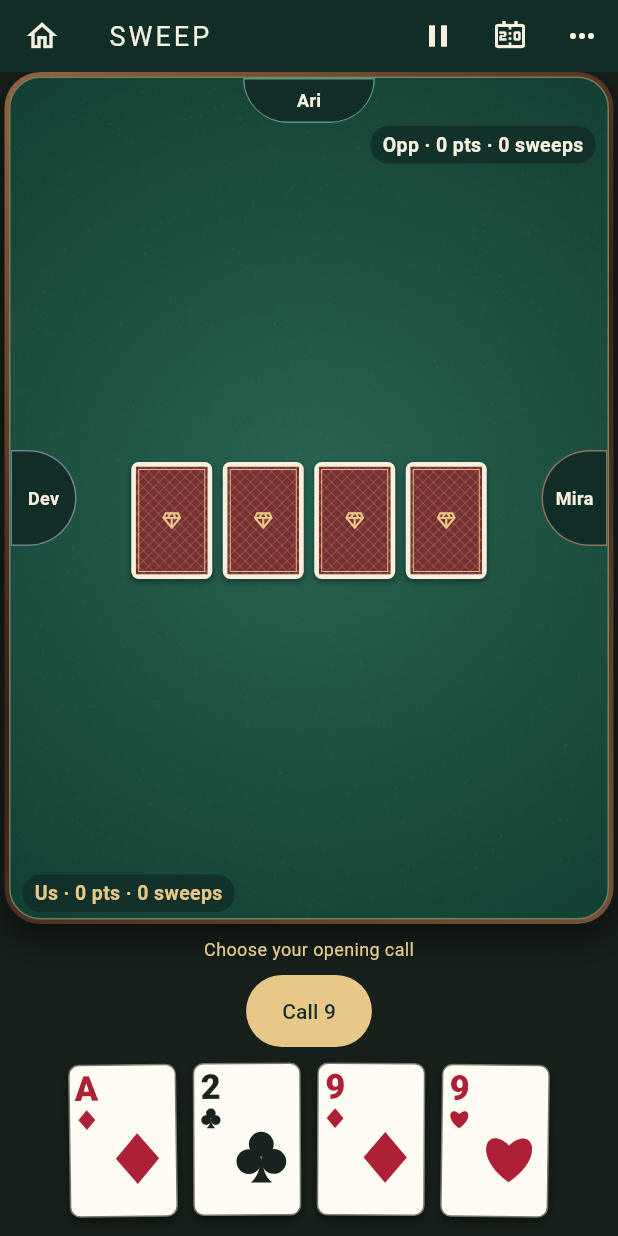
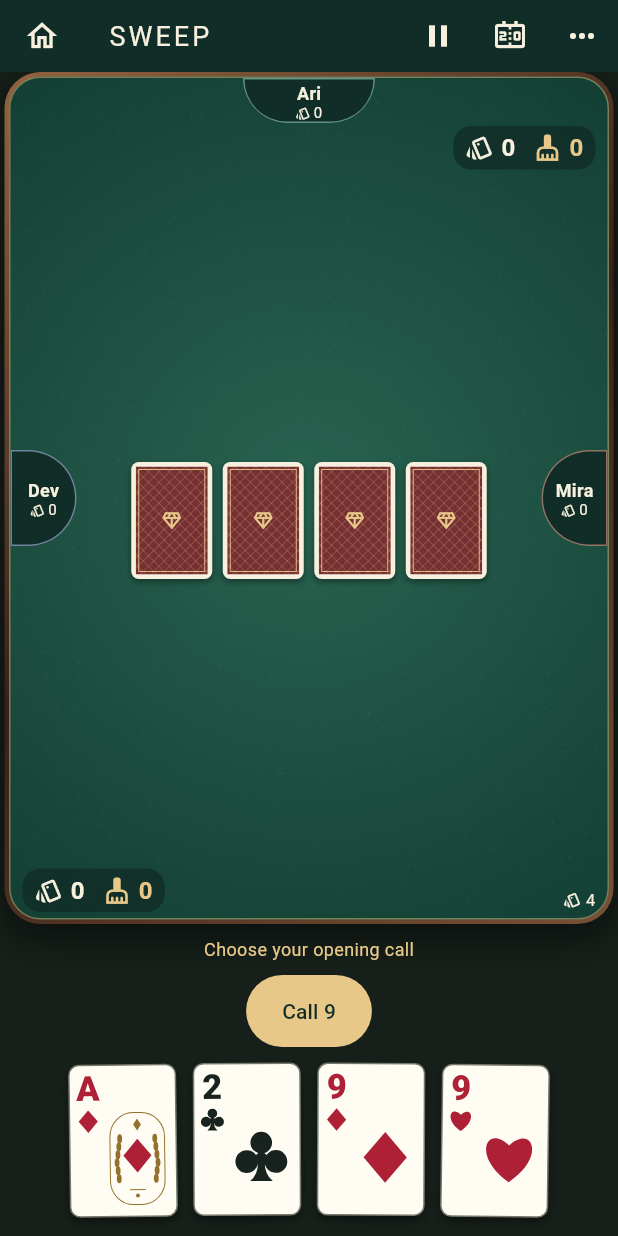
Before and after one commit to SirfCode/Sweep, a Flutter app: the screen it shows after launch, after a tap on "New game", on a phone screen of 412 x 824 dp. Run offline on Flutter 3.47's test engine with Material 3 defaults, Android fonts, the phone set to English and light mode, and no system bars; our stand-ins replace shared_preferences; Roboto replaces fonts that are missing (Georgia).

Commit message:
Release v0.5.0 free guest play with designer cards

```diff
--- a/lib/main.dart
+++ b/lib/main.dart
@@ -497,7 +497,7 @@ class _SweepScreenState extends State<SweepScreen>
                         child: const Text('New game')),
                     const SizedBox(height: 16),
                     const Text(
-                        'Choose a card. Light up the table.\nYour seat is waiting. • v0.4',
+                        'Choose a card. Light up the table.\nYour seat is waiting. • v0.5',
                         textAlign: TextAlign.center,
                         style: TextStyle(
                             fontSize: 13, height: 1.5, color: Colors.white60))
--- a/lib/table_art.dart
+++ b/lib/table_art.dart
@@ -37,24 +37,29 @@ class SuitPainter extends CustomPainter {
         path.cubicTo(92, -15, 120, 45, 50, 93);
         path.close();
       case 3:
-        path.moveTo(50, 3);
-        path.cubicTo(30, 30, -10, 58, 18, 76);
-        path.cubicTo(30, 84, 43, 72, 50, 65);
-        path.cubicTo(57, 72, 70, 84, 82, 76);
-        path.cubicTo(110, 58, 70, 30, 50, 3);
+        // A narrow spear silhouette contrasts with the club's round lobes.
+        path.moveTo(50, 1);
+        path.cubicTo(43, 23, 15, 44, 15, 60);
+        path.cubicTo(15, 78, 38, 81, 50, 65);
+        path.cubicTo(62, 81, 85, 78, 85, 60);
+        path.cubicTo(85, 44, 57, 23, 50, 1);
         path.close();
-        path.moveTo(50, 55);
-        path.quadraticBezierTo(48, 85, 32, 97);
-        path.lineTo(68, 97);
-        path.quadraticBezierTo(52, 85, 50, 55);
+        path.moveTo(46, 64);
+        path.quadraticBezierTo(46, 86, 38, 98);
+        path.lineTo(62, 98);
+        path.quadraticBezierTo(54, 86, 54, 64);
+        path.close();
       default:
-        canvas.drawCircle(const Offset(50, 26), 23, p);
-        canvas.drawCircle(const Offset(27, 58), 23, p);
-        canvas.drawCircle(const Offset(73, 58), 23, p);
-        path.moveTo(50, 45);
-        path.quadraticBezierTo(48, 84, 30, 97);
-        path.lineTo(70, 97);
-        path.quadraticBezierTo(52, 84, 50, 45);
+        // Deep open notches preserve three distinct circles at corner size.
+        canvas.drawCircle(const Offset(50, 23), 20, p);
+        canvas.drawCircle(const Offset(23, 58), 21, p);
+        canvas.drawCircle(const Offset(77, 58), 21, p);
+        canvas.drawCircle(const Offset(50, 53), 12, p);
+        path.moveTo(44, 57);
+        path.quadraticBezierTo(44, 83, 29, 94);
+        path.lineTo(71, 94);
+        path.quadraticBezierTo(56, 83, 56, 57);
+        path.close();
     }
     canvas.drawPath(path, p);
     canvas.restore();
@@ -138,7 +143,7 @@ class CardFace extends StatelessWidget {
                             ),
                           ),
                           const SizedBox(height: 2),
-                          symbol(large ? 14 : 11),
+                          symbol(large ? 16 : 12),
                         ],
                       ),
                     ),
@@ -146,25 +151,13 @@ class CardFace extends StatelessWidget {
                       left: large ? 19 : 15,
                       top: large ? 24 : 19,
                       child: Center(
-                        child: rank <= 10
+                        child: rank > 1 && rank <= 10
                             ? symbol(large ? 36 : 26)
-                            : Column(
-                                mainAxisSize: MainAxisSize.min,
-                                children: [
-                                  Icon(Icons.workspace_premium,
-                                      color: const Color(0xFF94702E),
-                                      size: large ? 19 : 13),
-                                  symbol(large ? 25 : 18),
-                                  Text(
-                                    '$rank',
-                                    style: TextStyle(
-                                      color: color,
-                                      fontSize: large ? 14 : 11,
-                                      fontWeight: FontWeight.w800,
-                                      height: 1.15,
-                                    ),
-                                  ),
-                                ],
+                            : SizedBox(
+                                width: large ? 39 : 28,
+                                height: large ? 64 : 46,
+                                child: CustomPaint(
+                                    painter: RoyalPainter(rank, suit, color)),
                               ),
                       ),
                     ),
@@ -177,6 +170,152 @@ class CardFace extends StatelessWidget {
       ),
     );
   }
+}
+
+/// Compact vector engravings remain sharp when table cards are enlarged.
+class RoyalPainter extends CustomPainter {
+  final int rank, suit;
+  final Color color;
+  const RoyalPainter(this.rank, this.suit, this.color);
+  @override
+  void paint(Canvas canvas, Size size) {
+    canvas.save();
+    canvas.scale(size.width / 60, size.height / 96);
+    final gilt = Paint()..color = const Color(0xFF94702E);
+    final dark = Paint()..color = color;
+    final paper = Paint()..color = cream;
+    final line = Paint()
+      ..color = const Color(0xFF94702E)
+      ..style = PaintingStyle.stroke
+      ..strokeWidth = 1;
+    void shape(List<Offset> points, Paint paint) {
+      canvas.drawPath(Path()..addPolygon(points, true), paint);
+    }
+
+    void suitAt(double x, double y, double extent) {
+      canvas.save();
+      canvas.translate(x, y);
+      SuitPainter(suit, color).paint(canvas, Size.square(extent));
+      canvas.restore();
+    }
+
+    canvas.drawRRect(
+        RRect.fromRectAndRadius(
+            const Rect.fromLTWH(2, 2, 56, 92), const Radius.circular(24)),
+        line);
+    if (rank == 1) {
+      for (final side in [-1, 1]) {
+        for (var i = 0; i < 6; i++) {
+          final y = 28.0 + i * 8;
+          canvas.drawOval(
+              Rect.fromCenter(
+                  center: Offset(30.0 + side * (21 - (i - 3).abs()), y),
+                  width: 5,
+                  height: 9),
+              gilt);
+        }
+      }
+      suitAt(12, 27, 36);
+      shape(
+          const [Offset(30, 8), Offset(34, 14), Offset(30, 20), Offset(26, 14)],
+          gilt);
+      canvas.drawLine(const Offset(22, 79), const Offset(38, 79), line);
+      canvas.drawCircle(const Offset(30, 85), 2, gilt);
+    } else {
+      // Mantle, contrasting lapels and engraved gold seams.
+      shape(const [
+        Offset(7, 78),
+        Offset(13, 58),
+        Offset(25, 52),
+        Offset(36, 52),
+        Offset(49, 61),
+        Offset(54, 78)
+      ], dark);
+      shape(const [
+        Offset(17, 58),
+        Offset(30, 77),
+        Offset(42, 58),
+        Offset(34, 55),
+        Offset(27, 55)
+      ], gilt);
+      for (var i = 0; i < 4; i++) {
+        canvas.drawLine(
+            Offset(12.0 + i * 3, 65), Offset(10.0 + i * 3, 76), line);
+        canvas.drawLine(
+            Offset(42.0 + i * 3, 65), Offset(44.0 + i * 3, 76), line);
+      }
+      canvas.drawOval(const Rect.fromLTWH(15, 22, 31, 39), dark);
+      canvas.drawOval(const Rect.fromLTWH(22, 26, 20, 29), paper);
+      canvas.drawLine(const Offset(25, 36), const Offset(30, 36), line);
+      canvas.drawLine(const Offset(35, 36), const Offset(39, 36), line);
+      canvas.drawPath(
+          Path()
+            ..moveTo(33, 37)
+            ..lineTo(31, 43)
+            ..lineTo(35, 43),
+          line);
+      canvas.drawLine(const Offset(29, 48), const Offset(36, 48), line);
+      if (rank == 13) {
+        shape(const [
+          Offset(22, 45),
+          Offset(30, 50),
+          Offset(41, 44),
+          Offset(38, 57),
+          Offset(31, 64),
+          Offset(24, 57)
+        ], dark);
+        for (var i = 0; i < 3; i++) {
+          canvas.drawLine(
+              Offset(27.0 + i * 4, 52), Offset(30.0 + i * 2, 59), line);
+        }
+      }
+      if (rank == 11) {
+        canvas.drawOval(const Rect.fromLTWH(12, 19, 35, 10), dark);
+        shape(const [
+          Offset(18, 24),
+          Offset(20, 14),
+          Offset(35, 12),
+          Offset(42, 24)
+        ], dark);
+        canvas.drawOval(const Rect.fromLTWH(39, 3, 7, 20), gilt);
+        canvas.drawLine(const Offset(40, 23), const Offset(44, 5), line);
+      } else {
+        shape(const [
+          Offset(19, 26),
+          Offset(16, 12),
+          Offset(25, 18),
+          Offset(31, 7),
+          Offset(37, 18),
+          Offset(46, 12),
+          Offset(42, 26)
+        ], gilt);
+        canvas.drawCircle(const Offset(31, 20), 2.5, dark);
+        if (rank == 12) {
+          canvas.drawCircle(const Offset(20, 44), 2.5, gilt);
+          canvas.drawCircle(const Offset(43, 44), 2.5, gilt);
+        }
+      }
+      suitAt(5, 80, 11);
+      final label = TextPainter(
+          text: TextSpan(
+              text: '$rank',
+              style: TextStyle(
+                  color: color,
+                  fontFamily: 'Georgia',
+                  fontSize: 13,
+                  fontWeight: FontWeight.bold)),
+          textDirection: TextDirection.ltr)
+        ..layout();
+      label.paint(canvas, Offset(32 - label.width / 2, 79));
+    }
+    canvas.restore();
+  }
+
+  @override
+  bool shouldRepaint(RoyalPainter oldDelegate) =>
+      oldDelegate.rank != rank ||
+      oldDelegate.suit != suit ||
+      oldDelegate.color != color;
 }
 
 class CardBack extends StatelessWidget {
@@ -271,11 +410,24 @@ class PlayerSeat extends StatelessWidget {
                           ]
                         : []),
                 alignment: Alignment.center,
-                child: Text(seatNames[seat],
-                    style: TextStyle(
-                        fontSize: 12,
-                        color: active ? ink : cream,
-                        fontWeight: FontWeight.w600)))));
+                child: Column(mainAxisSize: MainAxisSize.min, children: [
+                  Text(seatNames[seat],
+                      style: TextStyle(
+                          fontSize: 12,
+                          color: active ? ink : cream,
+                          fontWeight: FontWeight.w600)),
+                  Row(mainAxisSize: MainAxisSize.min, children: [
+                    Icon(Icons.style_outlined,
+                        size: 10, color: active ? ink : cream),
+                    const SizedBox(width: 2),
+                    Text('$count',
+                        key: Key('cards-left-$seat'),
+                        style: TextStyle(
+                            fontSize: 10,
+                            height: 1,
+                            color: active ? ink : cream)),
+                  ]),
+                ]))));
   }
 }
 
--- a/lib/table_view.dart
+++ b/lib/table_view.dart
@@ -119,12 +119,24 @@ extension _TableView on _SweepScreenState {
           color: ink.withValues(alpha: .85),
           borderRadius: BorderRadius.circular(12),
         ),
-        child: Text(
-          '${team == 0 ? 'Us' : 'Opp'} · ${g.score(team).cardPoints} pts · ${g.sweeps[team].length} sweeps',
-          style: TextStyle(
-              color: team == 0 ? gold : cream,
-              fontSize: 13,
-              fontWeight: FontWeight.w600),
+        child: Tooltip(
+          message:
+              '${team == 0 ? 'Your team' : 'Opposition'}: ${g.score(team).cardPoints} card points, ${g.sweeps[team].length} sweeps. Tap for scores.',
+          child: Row(mainAxisSize: MainAxisSize.min, children: [
+            const Icon(Icons.style_outlined, color: cream, size: 19),
+            const SizedBox(width: 5),
+            Text('${g.score(team).cardPoints}',
+                key: Key('live-points-$team'),
+                style: const TextStyle(
+                    color: cream, fontSize: 16, fontWeight: FontWeight.bold)),
+            const SizedBox(width: 12),
+            const Icon(Icons.cleaning_services, color: gold, size: 19),
+            const SizedBox(width: 5),
+            Text('${g.sweeps[team].length}',
+                key: Key('live-sweeps-$team'),
+                style: const TextStyle(
+                    color: gold, fontSize: 16, fontWeight: FontWeight.bold)),
+          ]),
         ),
       ),
     );
@@ -221,11 +233,12 @@ extension _TableView on _SweepScreenState {
                             top: 6,
                             left: 8,
                             child: Tooltip(
-                              message: 'Opening call: ${g.calledValue}',
+                              message:
+                                  '${seatNames[(g.dealer + 1) % 4]} called ${g.calledValue}',
                               child: Container(
                                 key: const Key('table-call'),
                                 width: 40,
-                                height: 52,
+                                height: 70,
                                 decoration: BoxDecoration(
                                   color: cream,
                                   borderRadius: BorderRadius.circular(6),
@@ -245,19 +258,37 @@ extension _TableView on _SweepScreenState {
                                             fontFamily: 'Georgia',
                                             fontSize: 25,
                                             fontWeight: FontWeight.bold)),
+                                    Text(seatNames[(g.dealer + 1) % 4],
+                                        maxLines: 1,
+                                        key: const Key('call-player'),
+                                        style: const TextStyle(
+                                            color: ink,
+                                            fontSize: 10,
+                                            fontWeight: FontWeight.w600)),
                                   ],
                                 ),
                               ),
                             ),
                           ),
+                        Positioned(top: 32, right: 8, child: _liveDealScore(1)),
                         Positioned(
-                            top: 32,
-                            right: 8,
-                            child: _liveDealScore(1)),
+                            bottom: 4, left: 8, child: _liveDealScore(0)),
                         Positioned(
                             bottom: 4,
-                            left: 8,
-                            child: _liveDealScore(0)),
+                            right: 8,
+                            child: Tooltip(
+                                message: 'Your remaining cards',
+                                child: Row(
+                                    mainAxisSize: MainAxisSize.min,
+                                    children: [
+                                      const Icon(Icons.style_outlined,
+                                          color: cream, size: 12),
+                                      const SizedBox(width: 3),
+                                      Text('${g.hands[0].length}',
+                                          key: const Key('cards-left-0'),
+                                          style: const TextStyle(
+                                              color: cream, fontSize: 11)),
+                                    ]))),
                         Positioned(
                             top: top,
                             bottom: bottom,
@@ -289,32 +320,6 @@ extension _TableView on _SweepScreenState {
                                                                 key: Key(
                                                                     'hidden-$i'))))
                                                   else ...[
-                                                    if (g.loose.isEmpty &&
-                                                        g.houses.isEmpty)
-                                                      Padding(
-                                                          padding:
-                                                              const EdgeInsets
-                                                                  .all(12),
-                                                          child:
-                                                              Column(children: [
-                                                            Icon(
-                                                                Icons
-                                                                    .auto_awesome,
-                                                                size: 30,
-                                                                color: gold
-                                                                    .withValues(
-                                                                        alpha:
-                                                                            .45)),
-                                                            const SizedBox(
-                                                                height: 8),
-                                                            const Text(
-                                                                'A clear table',
-                                                                style: TextStyle(
-                                                                    color: Colors
-                                                                        .white38,
-                                                                    fontFamily:
-                                                                        'Georgia'))
-                                                          ])),
                                                     Wrap(
                                                         alignment: WrapAlignment
                                                             .center,
--- a/pubspec.yaml
+++ b/pubspec.yaml
@@ -1,7 +1,7 @@
 name: sweep
 description: Offline partnership Sweep with one human and three bots.
 publish_to: none
-version: 0.4.0+4
+version: 0.5.0+5
 
 environment:
   sdk: '>=3.4.0 <4.0.0'
```
Also changed, not shown: artifacts/v0.2-desktop-selection.png, artifacts/v0.2-desktop.png, artifacts/v0.2-landscape-selection.png, artifacts/v0.2-landscape.png, artifacts/v0.2-portrait-selection.png, artifacts/v0.2-portrait.png, artifacts/v0.2-small-selection.png, artifacts/v0.2-small.png, 3 other files.
